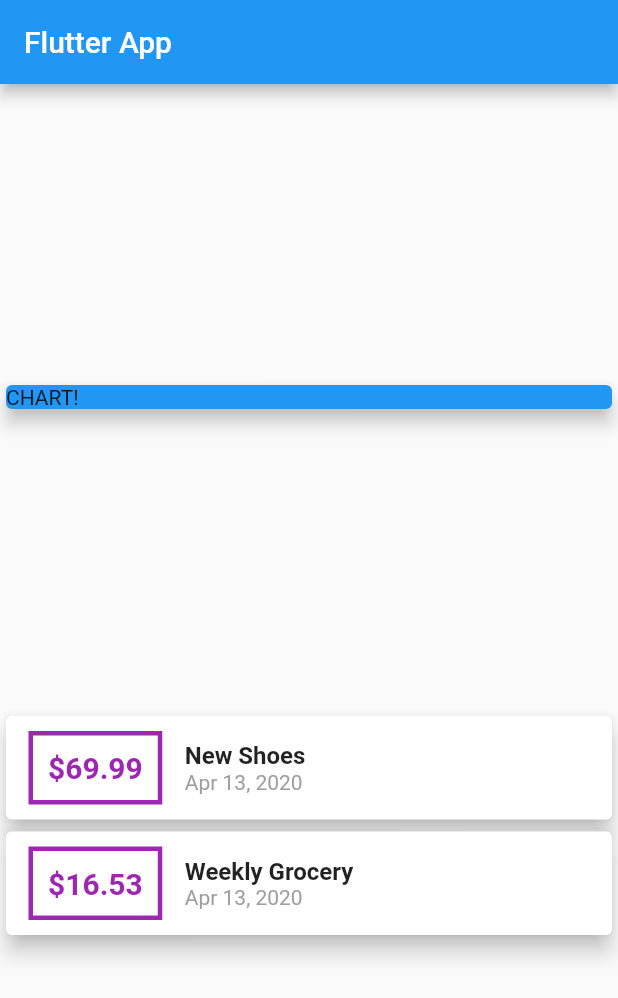
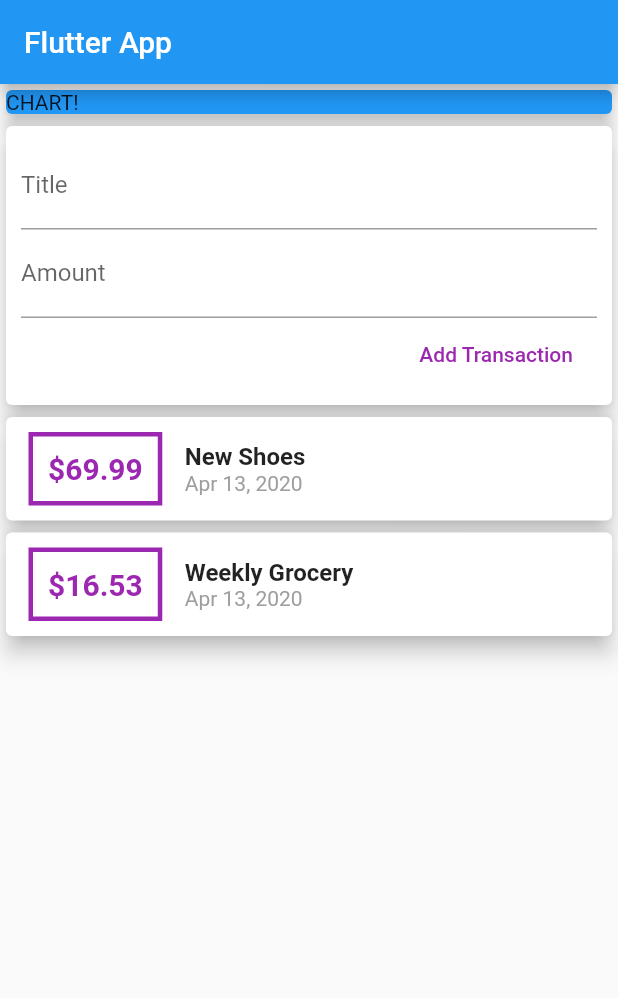
Before and after one commit to lakshitha-deshapriya/Expense-Tracking-App, a Flutter app: the screen it shows after launch, on a phone screen of 412 x 824 dp. Shown: the top 998 px of the screen. Run offline on Flutter 3.47's test engine with Material 2 defaults, Android fonts, the phone set to English and light mode, and no system bars.

Commit message:
add text fileds

```diff
--- a/lib/main.dart
+++ b/lib/main.dart
@@ -23,6 +23,9 @@ class MyHomePage extends StatelessWidget {
         id: 't2', title: 'Weekly Grocery', amount: 16.53, date: DateTime.now()),
   ];
 
+  final titleController = TextEditingController();
+  final amountController = TextEditingController();
+
   @override
   Widget build(BuildContext context) {
     return Scaffold(
@@ -30,7 +33,7 @@ class MyHomePage extends StatelessWidget {
           title: Text('Flutter App'),
         ),
         body: Column(
-          mainAxisAlignment: MainAxisAlignment.spaceEvenly,
+          mainAxisAlignment: MainAxisAlignment.start,
           crossAxisAlignment: CrossAxisAlignment.center,
           children: <Widget>[
             Container(
@@ -39,6 +42,33 @@ class MyHomePage extends StatelessWidget {
                 color: Colors.blue,
                 child: Text('CHART!'),
                 elevation: 5,
+              ),
+            ),
+            Card(
+              elevation: 6,
+              child: Container(
+                padding: EdgeInsets.all(10),
+                child: Column(
+                  crossAxisAlignment: CrossAxisAlignment.end,
+                  children: <Widget>[
+                    TextField(
+                      decoration: InputDecoration(labelText: 'Title'),
+                      controller: titleController,
+                    ),
+                    TextField(
+                      decoration: InputDecoration(labelText: 'Amount'),
+                      controller: amountController,
+                    ),
+                    FlatButton(
+                      child: Text('Add Transaction'),
+                      textColor: Colors.purple,
+                      onPressed: () {
+                        print(titleController.text);
+                        print(amountController.text);
+                      },
+                    )
+                  ],
+                ),
               ),
             ),
             Column(
```
